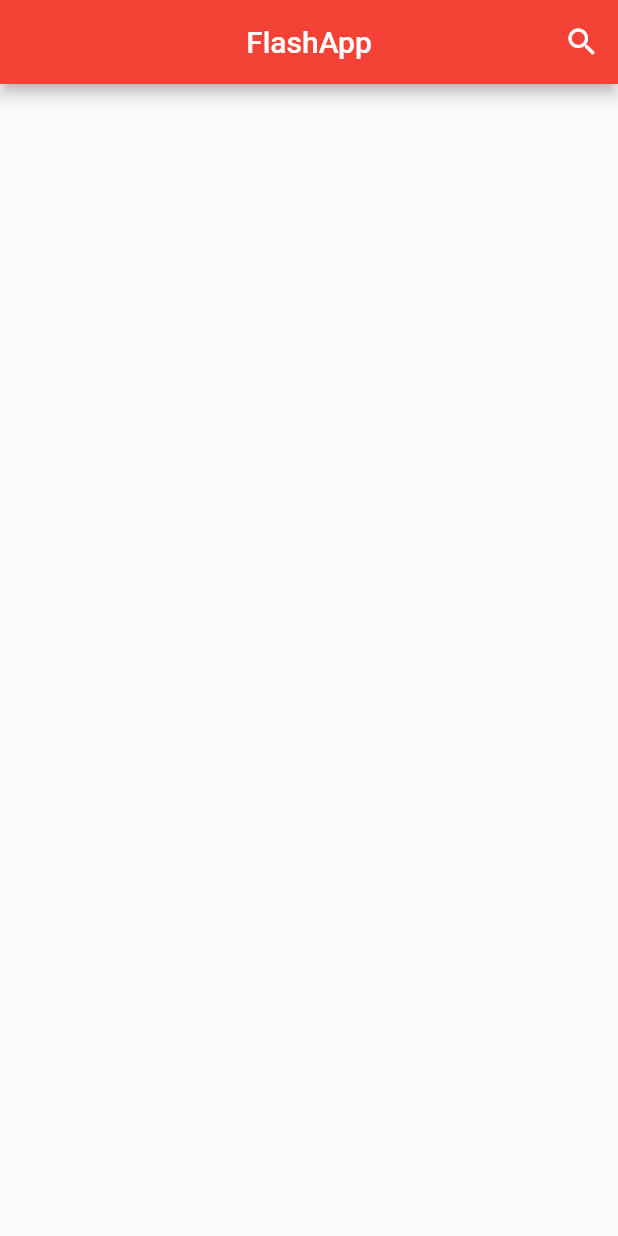
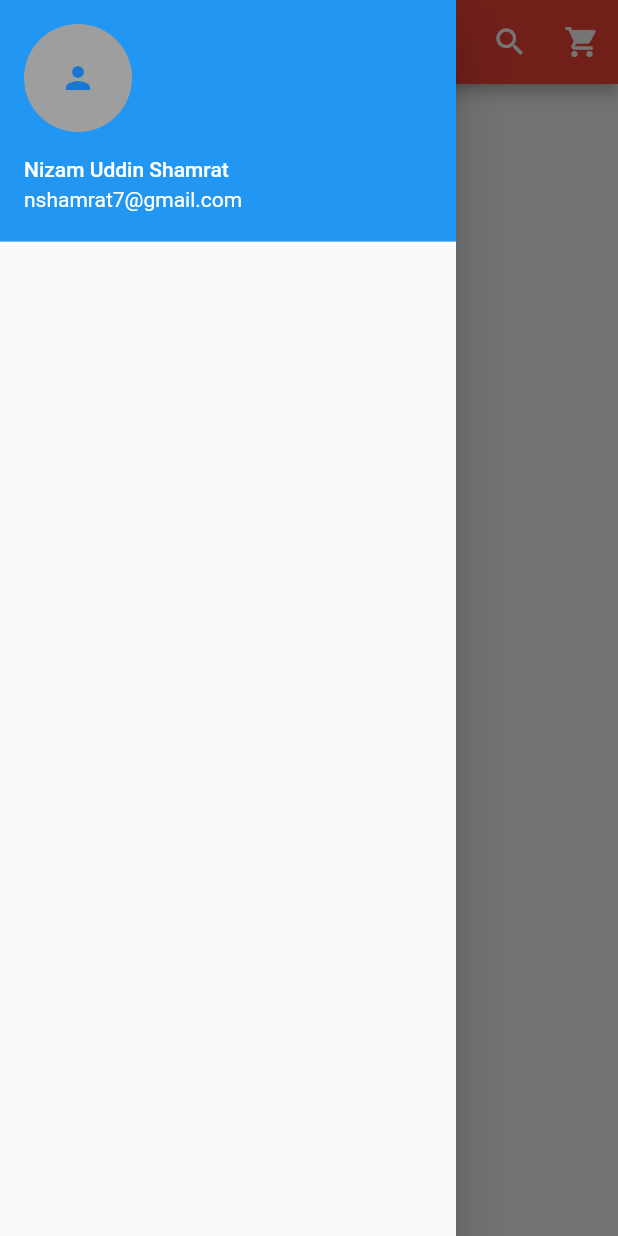
Before and after one commit to devnizamuddin/flutter_ecommerce, a Flutter app: the screen it shows after launch, with the side drawer open (before the commit the screen has no drawer), on a phone screen of 412 x 824 dp. Run offline on Flutter 3.47's test engine with Material 2 defaults, Android fonts, the phone set to English and light mode, and no system bars.

Commit message:
seven nav two

```diff
--- a/lib/home.dart
+++ b/lib/home.dart
@@ -1,5 +1,3 @@
-
-
 import 'package:flutter/material.dart';
 
 class Home extends StatefulWidget {
@@ -11,17 +9,37 @@ class _HomeState extends State<Home> {
   @override
   Widget build(BuildContext context) {
     return Scaffold(
-
       appBar: AppBar(
         centerTitle: true,
         backgroundColor: Colors.red,
         title: Text('FlashApp'),
         actions: <Widget>[
-          IconButton(icon: Icon(Icons.search),onPressed: (){},)
+          IconButton(
+            icon: Icon(Icons.search),
+            onPressed: () {},
+          ),
+          IconButton(
+            icon: Icon(Icons.shopping_cart),
+            onPressed: () {},
+          )
         ],
-
       ),
-
+      drawer: Drawer(
+        child: ListView(
+          children: <Widget>[
+            UserAccountsDrawerHeader(
+              accountName: Text('Nizam Uddin Shamrat'),
+              accountEmail: Text('nshamrat7@gmail.com'),
+              currentAccountPicture: GestureDetector(
+                child: CircleAvatar(
+                  child: Icon(Icons.person),
+                  backgroundColor: Colors.grey,
+                ),
+              ),
+            )
+          ],
+        ),
+      ),
     );
   }
 }
```
